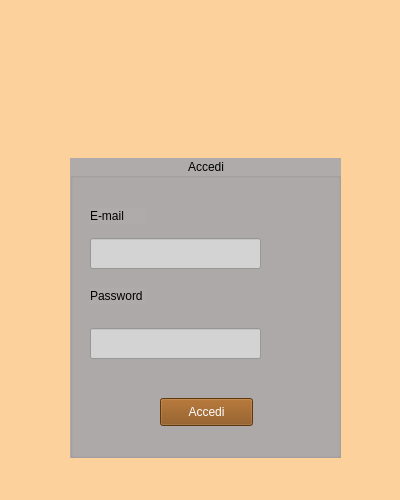
ManuelMarrone/GestioneBowling, file Login/view/login.ui: the form before one commit.
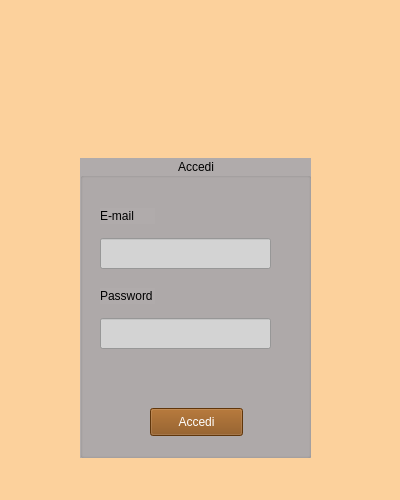
The form after the commit. Icons and pictures are not drawn.

Diff of the .ui file:
```diff
--- a/Login/view/login.ui
+++ b/Login/view/login.ui
@@ -34,31 +34,15 @@
   <widget class="QWidget" name="verticalLayoutWidget_2">
    <property name="geometry">
     <rect>
-     <x>70</x>
+     <x>80</x>
      <y>10</y>
-     <width>271</width>
+     <width>231</width>
      <height>481</height>
     </rect>
    </property>
    <layout class="QVBoxLayout" name="verticalLayout_2">
     <item>
      <layout class="QHBoxLayout" name="horizontalLayout_2">
-      <item>
-       <spacer name="horizontalSpacer">
-        <property name="orientation">
-         <enum>Qt::Horizontal</enum>
-        </property>
-        <property name="sizeType">
-         <enum>QSizePolicy::Expanding</enum>
-        </property>
-        <property name="sizeHint" stdset="0">
-         <size>
-          <width>40</width>
-          <height>20</height>
-         </size>
-        </property>
-       </spacer>
-      </item>
       <item>
        <widget class="QLabel" name="label_3">
         <property name="minimumSize">
@@ -84,22 +68,6 @@
         </property>
        </widget>
       </item>
-      <item>
-       <spacer name="horizontalSpacer_2">
-        <property name="orientation">
-         <enum>Qt::Horizontal</enum>
-        </property>
-        <property name="sizeType">
-         <enum>QSizePolicy::Expanding</enum>
-        </property>
-        <property name="sizeHint" stdset="0">
-         <size>
-          <width>40</width>
-          <height>20</height>
-         </size>
-        </property>
-       </spacer>
-      </item>
      </layout>
     </item>
     <item>
@@ -162,8 +130,8 @@
         <widget class="QPushButton" name="loginButton">
          <property name="geometry">
           <rect>
-           <x>90</x>
-           <y>240</y>
+           <x>70</x>
+           <y>250</y>
            <width>93</width>
            <height>28</height>
           </rect>
@@ -192,7 +160,7 @@
          <property name="geometry">
           <rect>
            <x>20</x>
-           <y>170</y>
+           <y>160</y>
            <width>171</width>
            <height>31</height>
           </rect>
```
Left out of the diff: 2 changed lines with no effect on the pictures.
